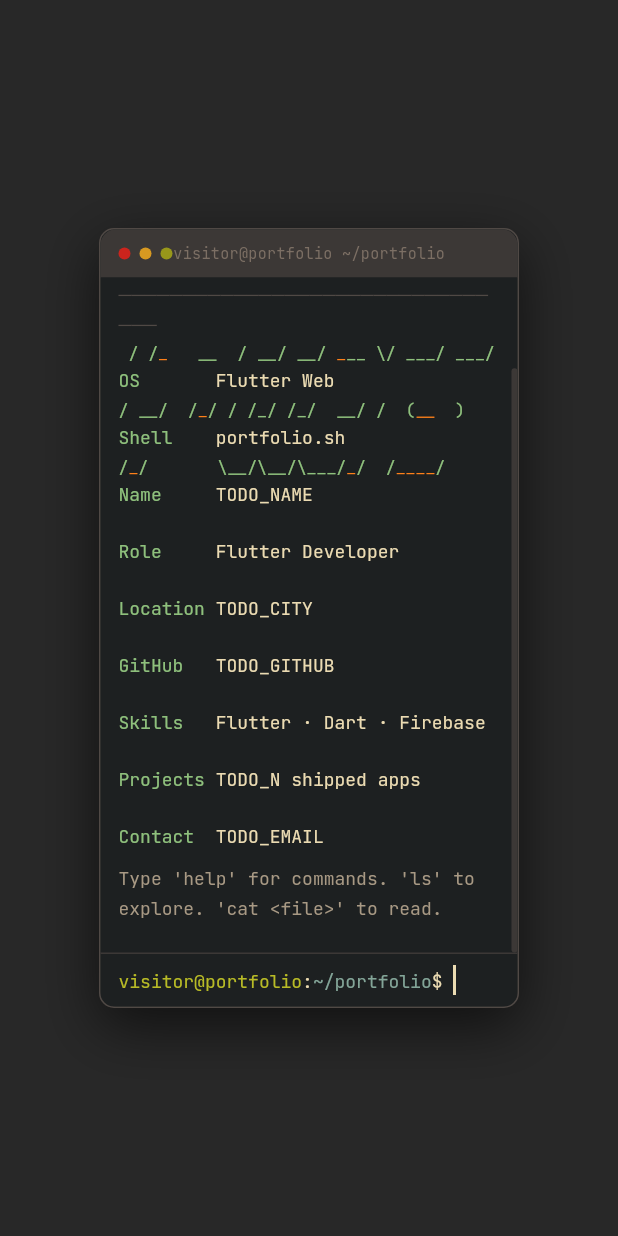
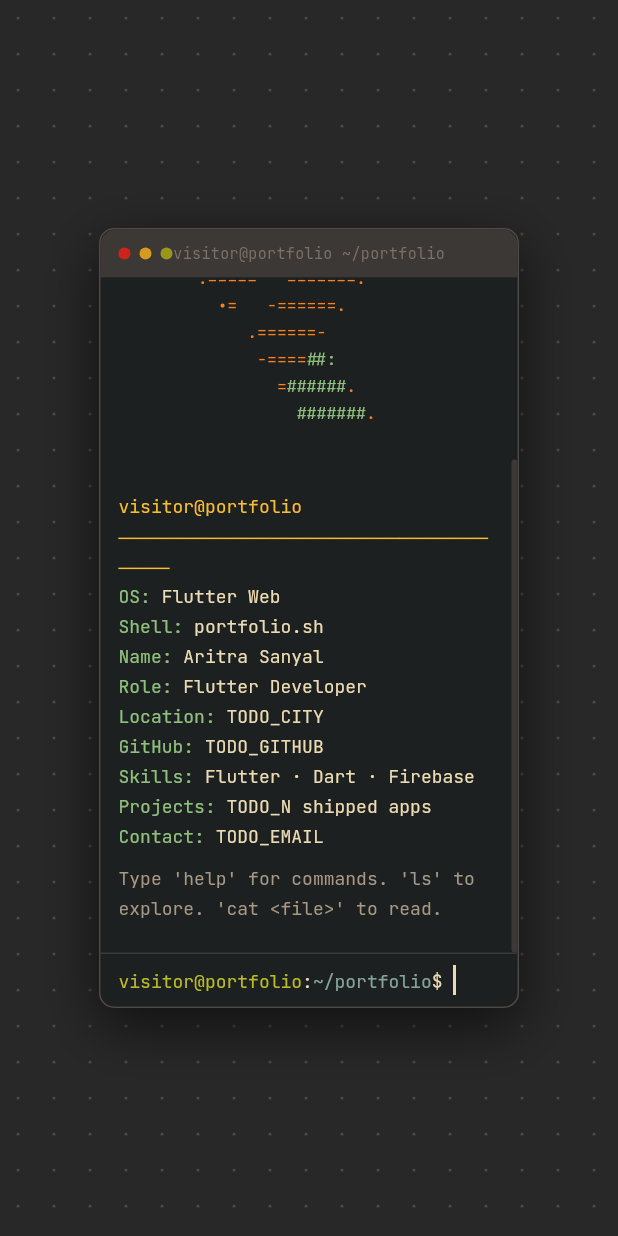
Before and after one commit to AritraSanyal/portfolio, a Flutter app: the screen it shows after launch, on a phone screen of 412 x 824 dp. Run offline on Flutter 3.47's test engine with Material 3 defaults, Android fonts, the phone set to English and light mode, and no system bars; our stand-ins replace google_fonts, web.

Commit message:
added grid background (#3)

```diff
--- a/lib/commands/builtin_commands.dart
+++ b/lib/commands/builtin_commands.dart
@@ -30,7 +30,8 @@
   Future<List<Widget>> execute(List<String> args) async {
     return [
       // TODO: Replace with your name and tagline
-      _simple('TODO_NAME — Flutter dev who ships things.', color: GruvboxColors.green),
+      _simple('TODO_NAME — Flutter dev who ships things.',
+          color: GruvboxColors.green),
     ];
   }
 }
@@ -84,14 +85,23 @@
       case 'contact.md':
         return buildContact();
       case 'resume.pdf':
-        return [_simple("Use 'open resume.pdf' to open it in your browser.", color: GruvboxColors.yellow)];
+        return [
+          _simple("Use 'open resume.pdf' to open it in your browser.",
+              color: GruvboxColors.yellow)
+        ];
       case '.secret':
         return buildEasterEggs()['cat .secret'] ?? [];
       default:
         if (VirtualFS.exists(filename)) {
-          return [_simple('cat: $filename: No reader available', color: GruvboxColors.red)];
+          return [
+            _simple('cat: $filename: No reader available',
+                color: GruvboxColors.red)
+          ];
         }
-        return [_simple('cat: $filename: No such file or directory', color: GruvboxColors.red)];
+        return [
+          _simple('cat: $filename: No such file or directory',
+              color: GruvboxColors.red)
+        ];
     }
   }
 }
@@ -111,7 +121,9 @@
         await launchUrl(Uri.parse(url), mode: LaunchMode.externalApplication);
         return [_simple('Opening resume.pdf...', color: GruvboxColors.green)];
       } catch (_) {
-        return [_simple('open: could not open resume.pdf', color: GruvboxColors.red)];
+        return [
+          _simple('open: could not open resume.pdf', color: GruvboxColors.red)
+        ];
       }
     }
     return [_simple('open: ${args[0]}: no handler', color: GruvboxColors.red)];
@@ -145,9 +157,13 @@
       return buildEasterEggs()['man cat'] ?? [];
     }
     if (args.isEmpty) {
-      return [_simple('What manual page do you want?', color: GruvboxColors.yellow)];
+      return [
+        _simple('What manual page do you want?', color: GruvboxColors.yellow)
+      ];
     }
-    return [_simple('No manual entry for ${args[0]}', color: GruvboxColors.red)];
+    return [
+      _simple('No manual entry for ${args[0]}', color: GruvboxColors.red)
+    ];
   }
 }
 
@@ -180,3 +196,21 @@
     return buildEasterEggs()['help'] ?? [];
   }
 }
+
+// ── fastfetch ─────────────────────────────────────────────────────────────────
+
+class FastfetchCommand implements CommandHandler {
+  @override
+  Future<List<Widget>> execute(List<String> args) async {
+    return [];
+  }
+}
+
+// ── exit ──────────────────────────────────────────────────────────────────────
+
+class ExitCommand implements CommandHandler {
+  @override
+  Future<List<Widget>> execute(List<String> args) async {
+    return [];
+  }
+}
--- a/lib/features/terminal/fastfetch_widget.dart
+++ b/lib/features/terminal/fastfetch_widget.dart
@@ -3,14 +3,6 @@
 import '../../config/text_styles.dart';
 import '../../widgets/typewriter_engine.dart';
 import 'terminal_controller.dart';
-
-const _artRows = [
-  r'   ______     __  __                ',
-  r'  / ____/    / /_/ /____  __________',
-  r' / /_   __  / __/ __/ _ \/ ___/ ___/',
-  r'/ __/  /_/ / /_/ /_/  __/ /  (__  ) ',
-  r'/_/       \__/\__/\___/_/  /____/   ',
-];
 
 class FastfetchWidget extends StatefulWidget {
   final TerminalController controller;
@@ -31,15 +23,14 @@
   }
 
   void _start() {
-    final lines = FastfetchLines.buildLines();
     _engine = TypewriterEngine(
-      lines: lines,
+      lines: FastfetchBuilder.buildLines(),
       onLineComplete: (line) {
         if (mounted) widget.controller.appendLine(line);
       },
       onDone: () {
         if (!mounted) return;
-        widget.controller.appendLines(FastfetchLines.footer());
+        widget.controller.appendLines(FastfetchBuilder.buildFooter());
       },
     );
     _engine!.start();
@@ -55,112 +46,200 @@
   Widget build(BuildContext context) => const SizedBox.shrink();
 }
 
-class FastfetchLines {
-  static RichText _row(List<TextSpan> spans) =>
-      RichText(text: TextSpan(children: spans));
+class FastfetchBuilder {
+  static const double _breakpoint = 576.0;
 
-  static TextSpan _art(String t, {Color? color}) => TextSpan(
-      text: t,
-      style: GruvboxText.body(color: color ?? GruvboxColors.cyan, size: 11));
+  static const List<String> _artRows = [
+    '                                      ',
+    '                                      ',
+    '                  =======.              ',
+    '                =======.                ',
+    '              -======.                  ',
+    '            .======-                    ',
+    '          .=======                      ',
+    '        .=======   .......              ',
+    '        .=====   =======.               ',
+    '          .=   -======.                 ',
+    '             .======-                   ',
+    '              -====##:                  ',
+    '                =######.                ',
+    '                  #######.              ',
+    '                                      ',
+    '                                      ',
+  ];
 
-  static TextSpan _host(String t) =>
-      TextSpan(text: t, style: GruvboxText.body(color: GruvboxColors.yellow));
+  static List<String> get _infoLines => [
+        'visitor@portfolio',
+        '─────────────────────────────────',
+        'OS:        Flutter Web',
+        'Shell:     portfolio.sh',
+        'Name:      Aritra Sanyal',
+        'Role:      Flutter Developer',
+        'Location:  TODO_CITY',
+        'GitHub:    TODO_GITHUB',
+        'Skills:    Flutter · Dart · Firebase',
+        'Projects:  TODO_N shipped apps',
+        'Contact:   TODO_EMAIL',
+      ];
 
-  static TextSpan _sep(String t) =>
-      TextSpan(text: t, style: GruvboxText.body(color: GruvboxColors.surface));
-
-  static TextSpan _key(String t) =>
-      TextSpan(text: t, style: GruvboxText.body(color: GruvboxColors.cyan));
-
-  static TextSpan _val(String t) =>
-      TextSpan(text: t, style: GruvboxText.body(color: GruvboxColors.body));
-
-  static List<TextSpan> _artRow(int i) {
-    switch (i) {
-      case 0:
-        return [_art(_artRows[0])];
-      case 1:
-        return [
-          _art('  / '),
-          _art('____', color: GruvboxColors.orange),
-          _art('/    / /_/ /'),
-          _art('____  ', color: GruvboxColors.orange),
-          _art('__________'),
-        ];
-      case 2:
-        return [
-          _art(' / /'),
-          _art('_', color: GruvboxColors.orange),
-          _art('   __  / __/ __/ '),
-          _art('_', color: GruvboxColors.orange),
-          _art('__ '),
-          _art(r'\'),
-          _art('/ ___/ ___/'),
-        ];
-      case 3:
-        return [
-          _art('/ __/  /'),
-          _art('_', color: GruvboxColors.orange),
-          _art('/ / /_/ /_/  __/ /  ('),
-          _art('__', color: GruvboxColors.orange),
-          _art('  ) '),
-        ];
-      case 4:
-        return [
-          _art('/'),
-          _art('_', color: GruvboxColors.orange),
-          _art(r'/       \__/\__/\___/'),
-          _art('_', color: GruvboxColors.orange),
-          _art('/  /'),
-          _art('____', color: GruvboxColors.orange),
-          _art('/   '),
-        ];
-      default:
-        return [_art(_artRows[i])];
-    }
+  static List<Widget> buildLines() {
+    return [
+      FastfetchDisplay(
+        artRows: _artRows,
+        infoLines: _infoLines,
+        breakpoint: _breakpoint,
+      ),
+    ];
   }
 
-  static List<Widget> buildLines() {
-    const artW = 38;
-    final infoLines = <List<TextSpan>>[
-      [_host('visitor@portfolio')],
-      [_sep('─────────────────────────────────')],
-      [_key('OS       '), _val('Flutter Web')],
-      [_key('Shell    '), _val('portfolio.sh')],
-      [_key('Name     '), _val('TODO_NAME')],
-      [_key('Role     '), _val('Flutter Developer')],
-      [_key('Location '), _val('TODO_CITY')],
-      [_key('GitHub   '), _val('TODO_GITHUB')],
-      [_key('Skills   '), _val('Flutter · Dart · Firebase')],
-      [_key('Projects '), _val('TODO_N shipped apps')],
-      [_key('Contact  '), _val('TODO_EMAIL')],
-    ];
+  static List<Widget> buildFooter() => [
+        const SizedBox(height: 8),
+        RichText(
+          text: TextSpan(
+            text:
+                "Type 'help' for commands. 'ls' to explore. 'cat <file>' to read.",
+            style: GruvboxText.body(color: GruvboxColors.faded),
+          ),
+        ),
+        const SizedBox(height: 8),
+      ];
+}
 
-    final rows = <Widget>[];
-    final maxRows =
-        infoLines.length > _artRows.length ? infoLines.length : _artRows.length;
+class FastfetchDisplay extends StatelessWidget {
+  final List<String> artRows;
+  final List<String> infoLines;
+  final double breakpoint;
 
-    for (int i = 0; i < maxRows; i++) {
-      final List<TextSpan> artSpans =
-          i < _artRows.length ? _artRow(i) : [_art(' ' * artW)];
-      final List<TextSpan> infoSpans = i < infoLines.length ? infoLines[i] : [];
-      rows.add(_row([...artSpans, ...infoSpans]));
+  const FastfetchDisplay({
+    super.key,
+    required this.artRows,
+    required this.infoLines,
+    required this.breakpoint,
+  });
+
+  @override
+  Widget build(BuildContext context) {
+    return LayoutBuilder(
+      builder: (context, constraints) {
+        final isWide = constraints.maxWidth >= breakpoint;
+        return isWide ? _buildSideBySide() : _buildStacked();
+      },
+    );
+  }
+
+  Widget _buildSideBySide() {
+    final artColumn = Column(
+      crossAxisAlignment: CrossAxisAlignment.start,
+      mainAxisSize: MainAxisSize.min,
+      children: artRows.map((row) => _buildArtRow(row)).toList(),
+    );
+
+    final infoColumn = Column(
+      crossAxisAlignment: CrossAxisAlignment.start,
+      mainAxisSize: MainAxisSize.min,
+      children: infoLines.map((line) => _buildInfoLine(line)).toList(),
+    );
+
+    return Row(
+      crossAxisAlignment: CrossAxisAlignment.start,
+      children: [
+        artColumn,
+        const SizedBox(width: 24),
+        infoColumn,
+      ],
+    );
+  }
+
+  Widget _buildStacked() {
+    final artColumn = Column(
+      crossAxisAlignment: CrossAxisAlignment.center,
+      mainAxisSize: MainAxisSize.min,
+      children: artRows.map((row) => _buildArtRow(row)).toList(),
+    );
+
+    final infoColumn = Column(
+      crossAxisAlignment: CrossAxisAlignment.start,
+      mainAxisSize: MainAxisSize.min,
+      children: infoLines.map((line) => _buildInfoLine(line)).toList(),
+    );
+
+    return Column(
+      crossAxisAlignment: CrossAxisAlignment.start,
+      children: [
+        Center(child: artColumn),
+        const SizedBox(height: 8),
+        infoColumn,
+      ],
+    );
+  }
+
+  Widget _buildArtRow(String row) {
+    final spans = <TextSpan>[];
+    int lastEnd = 0;
+
+    for (int i = 0; i < row.length; i++) {
+      final char = row[i];
+      if (char == '=' || char == '-' || char == '.') {
+        if (i > lastEnd) {
+          spans.add(TextSpan(
+            text: row.substring(lastEnd, i),
+            style: GruvboxText.body(color: GruvboxColors.cyan, size: 11),
+          ));
+        }
+        spans.add(TextSpan(
+          text: char,
+          style: GruvboxText.body(color: const Color(0xFFfe8019), size: 11),
+        ));
+        lastEnd = i + 1;
+      }
     }
 
-    return rows;
+    if (lastEnd < row.length) {
+      spans.add(TextSpan(
+        text: row.substring(lastEnd),
+        style: GruvboxText.body(color: GruvboxColors.cyan, size: 11),
+      ));
+    }
+
+    if (spans.isEmpty) {
+      return RichText(
+          text: TextSpan(text: ' ', style: GruvboxText.body(size: 11)));
+    }
+
+    return RichText(text: TextSpan(children: spans));
   }
 
-  static List<Widget> footer() {
-    return [
-      const SizedBox(height: 8),
-      RichText(
+  Widget _buildInfoLine(String line) {
+    final colonIndex = line.indexOf(':');
+    if (colonIndex > 0) {
+      return RichText(
         text: TextSpan(
-          text:
-              "Type 'help' for commands. 'ls' to explore. 'cat <file>' to read.",
-          style: GruvboxText.body(color: GruvboxColors.faded),
+          children: [
+            TextSpan(
+              text: '${line.substring(0, colonIndex + 1)} ',
+              style: GruvboxText.body(color: GruvboxColors.cyan),
+            ),
+            TextSpan(
+              text: line.substring(colonIndex + 1).trimLeft(),
+              style: GruvboxText.body(color: GruvboxColors.body),
+            ),
+          ],
         ),
+      );
+    }
+    if (line.startsWith('-')) {
+      return RichText(
+        text: TextSpan(
+          text: line,
+          style: GruvboxText.body(color: GruvboxColors.surface),
+        ),
+      );
+    }
+    return RichText(
+      text: TextSpan(
+        text: line,
+        style: GruvboxText.body(color: GruvboxColors.yellow),
       ),
-      const SizedBox(height: 8),
-    ];
+    );
   }
 }
--- a/lib/features/terminal/terminal_page.dart
+++ b/lib/features/terminal/terminal_page.dart
@@ -3,6 +3,7 @@
 import '../../config/colors.dart';
 import '../../commands/command_registry.dart';
 import '../../commands/builtin_commands.dart';
+import '../../widgets/dot_grid_background.dart';
 import 'fastfetch_widget.dart';
 import 'terminal_controller.dart';
 import 'terminal_widget.dart';
@@ -28,19 +29,21 @@
 
   CommandRegistry _buildRegistry() {
     final reg = CommandRegistry();
-    reg.register('ls',     LsCommand());
-    reg.register('cat',    CatCommand());
-    reg.register('open',   OpenCommand());
-    reg.register('pwd',    PwdCommand());
+    reg.register('ls', LsCommand());
+    reg.register('cat', CatCommand());
+    reg.register('open', OpenCommand());
+    reg.register('pwd', PwdCommand());
     reg.register('whoami', WhoamiCommand());
-    reg.register('echo',   EchoCommand());
-    reg.register('clear',  ClearCommand());
-    reg.register('git',    GitLogCommand());
-    reg.register('vim',    VimCommand());
-    reg.register('man',    ManCommand());
-    reg.register('sudo',   SudoCommand());
-    reg.register('cd',     CdCommand());
-    reg.register('help',   HelpCommand());
+    reg.register('echo', EchoCommand());
+    reg.register('clear', ClearCommand());
+    reg.register('git', GitLogCommand());
+    reg.register('vim', VimCommand());
+    reg.register('man', ManCommand());
+    reg.register('sudo', SudoCommand());
+    reg.register('cd', CdCommand());
+    reg.register('help', HelpCommand());
+    reg.register('fastfetch', FastfetchCommand());
+    reg.register('exit', ExitCommand());
     return reg;
   }
 
@@ -58,11 +61,8 @@
         backgroundColor: GruvboxColors.bg,
         body: Stack(
           children: [
-            // Page background
-            const ColoredBox(
-              color: GruvboxColors.bg,
-              child: SizedBox.expand(),
-            ),
+            // Dot grid background
+            const DotGridBackground(),
             // Centered terminal
             const Center(child: TerminalWidget()),
             // Fastfetch trigger (invisible, fires once)
--- /dev/null
+++ b/lib/widgets/dot_grid_background.dart
@@ -0,0 +1,61 @@
+import 'package:flutter/material.dart';
+import '../../config/colors.dart';
+
+class DotGridBackground extends StatelessWidget {
+  final double dotSize;
+  final double spacing;
+  final Color dotColor;
+
+  const DotGridBackground({
+    super.key,
+    this.dotSize = 2.0,
+    this.spacing = 24.0,
+    this.dotColor = GruvboxColors.surface,
+  });
+
+  @override
+  Widget build(BuildContext context) {
+    return CustomPaint(
+      painter: DotGridPainter(
+        dotSize: dotSize,
+        spacing: spacing,
+        dotColor: dotColor,
+      ),
+      child: const SizedBox.expand(),
+    );
+  }
+}
+
+class DotGridPainter extends CustomPainter {
+  final double dotSize;
+  final double spacing;
+  final Color dotColor;
+
+  DotGridPainter({
+    required this.dotSize,
+    required this.spacing,
+    required this.dotColor,
+  });
+
+  @override
+  void paint(Canvas canvas, Size size) {
+    final paint = Paint()
+      ..color = dotColor
+      ..style = PaintingStyle.fill;
+
+    final radius = dotSize / 2;
+
+    for (double x = spacing / 2; x < size.width; x += spacing) {
+      for (double y = spacing / 2; y < size.height; y += spacing) {
+        canvas.drawCircle(Offset(x, y), radius, paint);
+      }
+    }
+  }
+
+  @override
+  bool shouldRepaint(covariant DotGridPainter oldDelegate) {
+    return oldDelegate.dotSize != dotSize ||
+        oldDelegate.spacing != spacing ||
+        oldDelegate.dotColor != dotColor;
+  }
+}
--- a/pubspec.yaml
+++ b/pubspec.yaml
@@ -11,6 +11,7 @@
   url_launcher: ^6.2.5
   flutter_animate: ^4.5.0
   provider: ^6.1.2
+  web: ^1.1.0
 
 dev_dependencies:
   flutter_test:
```
Also changed, not shown: lib/features/loading/loading_controller.dart (+13 -9 lines), lib/features/loading/loading_screen.dart (+51 -8 lines), lib/features/terminal/terminal_controller.dart (+12 -2 lines), flutter_01.png (added), pubspec.lock.
